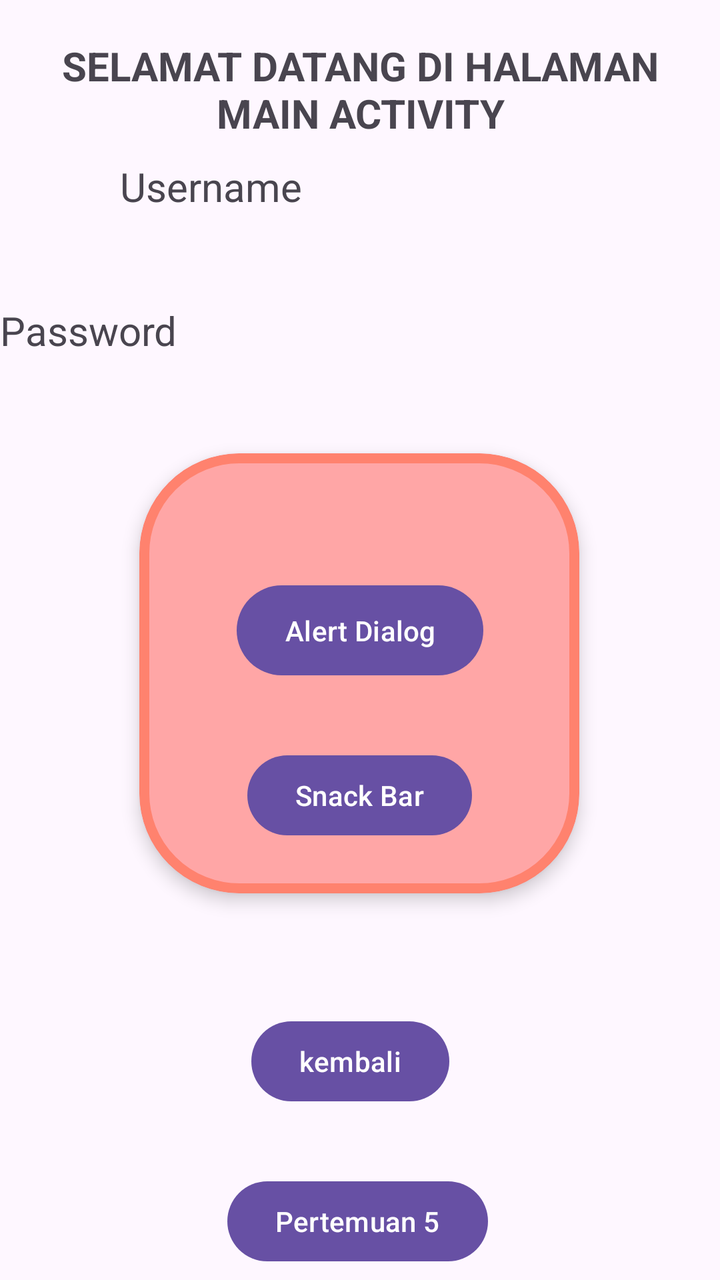
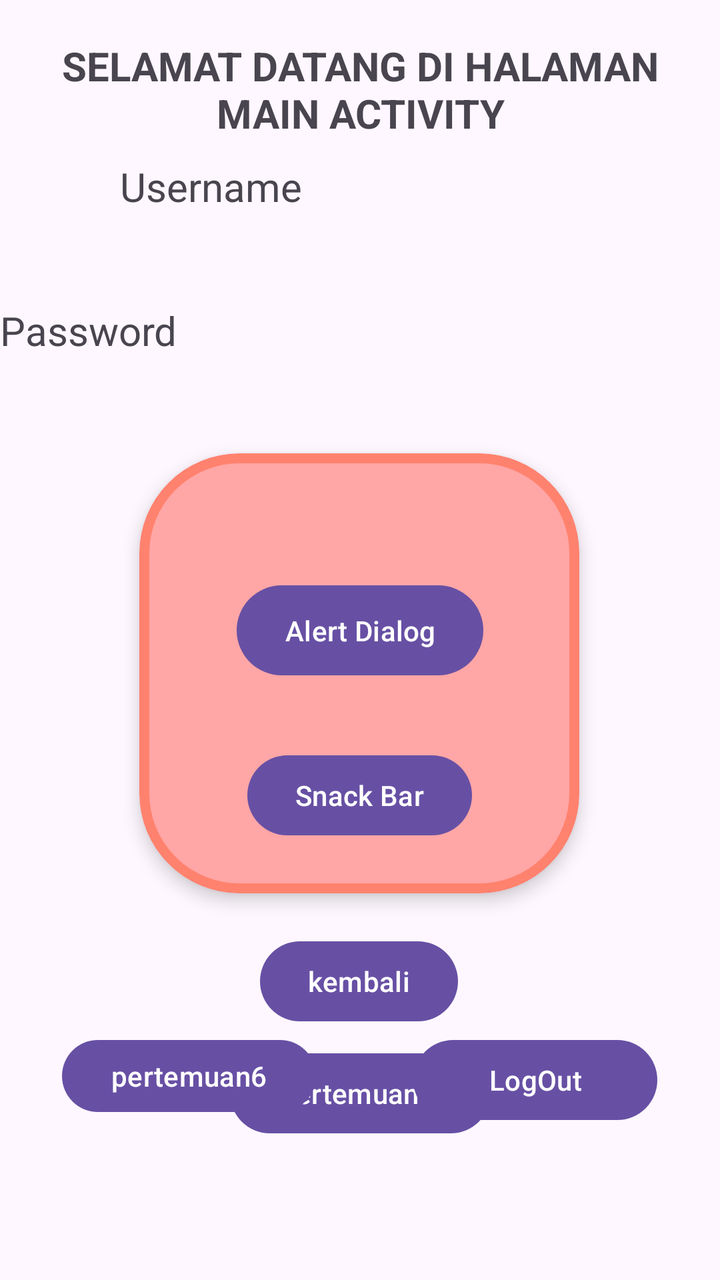

The first picture is an Android layout as it rendered before a commit; the second is the same layout after the commit. The layout source and the unified diff follow.
<!-- AndroidManifest.xml: application theme Theme.AlifTaufiq_3TIB -->
<!-- res/layout/activity_main.xml -->
<?xml version="1.0" encoding="utf-8"?>
<androidx.constraintlayout.widget.ConstraintLayout xmlns:android="http://schemas.android.com/apk/res/android"
    xmlns:app="http://schemas.android.com/apk/res-auto"
    xmlns:tools="http://schemas.android.com/tools"
    android:id="@+id/main"
    android:layout_width="match_parent"
    android:layout_height="match_parent"
    tools:context=".MainActivity">



    <TextView
        android:id="@+id/txtUsername"
        android:layout_width="wrap_content"
        android:layout_height="wrap_content"
        android:layout_marginStart="60dp"
        android:text="Username"
        android:textSize="20dp"
        app:layout_constraintBottom_toBottomOf="parent"
        app:layout_constraintStart_toStartOf="parent"
        app:layout_constraintTop_toTopOf="parent"
        app:layout_constraintVertical_bias="0.13" />

    <TextView
        android:id="@+id/txtPassword"
        android:layout_width="112dp"
        android:layout_height="35dp"
        android:layout_marginEnd="248dp"
        android:text="Password"
        android:textSize="20dp"

        app:layout_constraintBottom_toBottomOf="parent"
        app:layout_constraintEnd_toEndOf="parent"
        app:layout_constraintTop_toBottomOf="@+id/textView3"
        app:layout_constraintVertical_bias="0.124" />

    <TextView
        android:id="@+id/textView3"
        android:layout_width="335dp"
        android:layout_height="68dp"
        android:text="SELAMAT DATANG DI HALAMAN MAIN ACTIVITY"
        android:textAlignment="center"
        android:textSize="20dp"
        android:textStyle="bold"
        app:layout_constraintBottom_toBottomOf="parent"
        app:layout_constraintEnd_toEndOf="parent"
        app:layout_constraintStart_toStartOf="parent"
        app:layout_constraintTop_toTopOf="parent"
        app:layout_constraintVertical_bias="0.034" />


    <com.google.android.material.card.MaterialCardView
        android:id="@+id/materialCardView"
        android:layout_width="220dp"
        android:layout_height="220dp"
        android:layout_marginTop="40dp"
        app:layout_constraintEnd_toEndOf="parent"
        app:layout_constraintHorizontal_bias="0.497"
        app:layout_constraintStart_toStartOf="parent"
        app:cardElevation="5dp"
        app:cardBackgroundColor="#FFA6A6"
        app:strokeColor="#FF826E"
        app:strokeWidth="5dp"
        app:cardCornerRadius="50dp"
        app:layout_constraintTop_toBottomOf="@+id/txtPassword">

        <androidx.constraintlayout.widget.ConstraintLayout
            android:layout_width="match_parent"
            android:layout_height="match_parent"
            android:layout_margin="10dp">

            <Button
                android:id="@+id/btnSnackBar"
                android:layout_width="wrap_content"
                android:layout_height="wrap_content"

                android:layout_marginTop="32dp"
                android:text="Snack Bar"
                app:layout_constraintEnd_toEndOf="parent"
                app:layout_constraintStart_toStartOf="parent"
                app:layout_constraintTop_toBottomOf="@+id/AlertDialog" />

            <Button
                android:id="@+id/AlertDialog"
                android:layout_width="wrap_content"
                android:layout_height="53dp"

                android:layout_marginTop="52dp"
                android:text="Alert Dialog"
                app:layout_constraintEnd_toEndOf="parent"
                app:layout_constraintHorizontal_bias="0.505"
                app:layout_constraintStart_toStartOf="parent"
                app:layout_constraintTop_toTopOf="parent" />
        </androidx.constraintlayout.widget.ConstraintLayout>


    </com.google.android.material.card.MaterialCardView>

    <Button
        android:id="@+id/btnkembali"
        android:layout_width="wrap_content"
        android:layout_height="wrap_content"
        android:layout_marginTop="60dp"
        android:text="kembali"
        app:layout_constraintEnd_toEndOf="parent"
        app:layout_constraintHorizontal_bias="0.482"
        app:layout_constraintStart_toStartOf="parent"
        app:layout_constraintTop_toBottomOf="@+id/materialCardView" />

    <Button
        android:id="@+id/btnToLima"
        android:layout_width="wrap_content"
        android:layout_height="wrap_content"
        android:layout_marginTop="32dp"
        android:text="Pertemuan 5"
        app:layout_constraintEnd_toEndOf="parent"
        app:layout_constraintHorizontal_bias="0.495"
        app:layout_constraintStart_toStartOf="parent"
        app:layout_constraintTop_toBottomOf="@+id/btnkembali" />


</androidx.constraintlayout.widget.ConstraintLayout>
<!-- resources referenced by this layout -->
<resources>
  <style name="Theme.AlifTaufiq_3TIB" parent="Base.Theme.AlifTaufiq_3TIB" />
  <style name="Base.Theme.AlifTaufiq_3TIB" parent="Theme.Material3.DayNight.NoActionBar">
          
          
      </style>
</resources>

<!-- the commit's change to res/layout/activity_main.xml (unified diff, before → after) -->
@@ -100,10 +100,10 @@
         android:id="@+id/btnkembali"
         android:layout_width="wrap_content"
         android:layout_height="wrap_content"
-        android:layout_marginTop="60dp"
+        android:layout_marginTop="20dp"
         android:text="kembali"
         app:layout_constraintEnd_toEndOf="parent"
-        app:layout_constraintHorizontal_bias="0.482"
+        app:layout_constraintHorizontal_bias="0.498"
         app:layout_constraintStart_toStartOf="parent"
         app:layout_constraintTop_toBottomOf="@+id/materialCardView" />
 
@@ -111,12 +111,33 @@
         android:id="@+id/btnToLima"
         android:layout_width="wrap_content"
         android:layout_height="wrap_content"
-        android:layout_marginTop="32dp"
+        android:layout_marginTop="8dp"
         android:text="Pertemuan 5"
         app:layout_constraintEnd_toEndOf="parent"
-        app:layout_constraintHorizontal_bias="0.495"
         app:layout_constraintStart_toStartOf="parent"
         app:layout_constraintTop_toBottomOf="@+id/btnkembali" />
 
+    <Button
+        android:id="@+id/btnToSix"
+        android:layout_width="127dp"
+        android:layout_height="44dp"
+        android:layout_marginBottom="80dp"
+        android:text="pertemuan6"
+        app:layout_constraintBottom_toBottomOf="parent"
+        app:layout_constraintEnd_toEndOf="parent"
+        app:layout_constraintHorizontal_bias="0.133"
+        app:layout_constraintStart_toStartOf="parent" />
+
+    <Button
+        android:id="@+id/btnLogout"
+        android:layout_width="122dp"
+        android:layout_height="48dp"
+        android:layout_marginBottom="76dp"
+        android:text="LogOut"
+        app:layout_constraintBottom_toBottomOf="parent"
+        app:layout_constraintEnd_toEndOf="parent"
+        app:layout_constraintHorizontal_bias="0.868"
+        app:layout_constraintStart_toStartOf="parent" />
+
 
 </androidx.constraintlayout.widget.ConstraintLayout>
